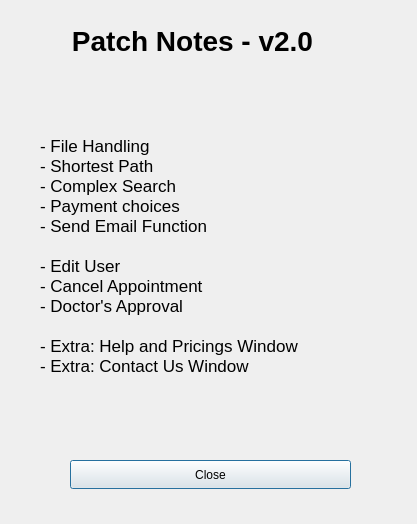
Before: the Qt Designer form patchnoteswindow.ui in KirolousFouty/Hospital_Project, drawn with Qt 5.
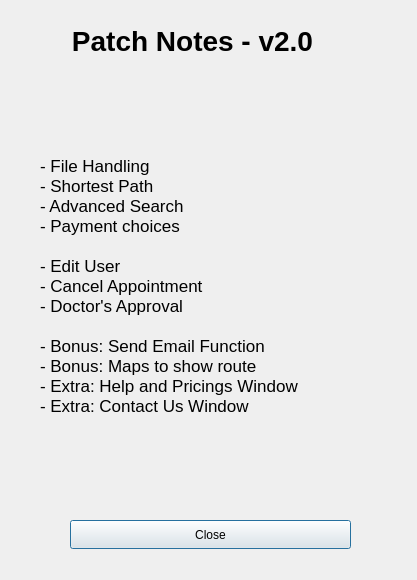
After: the same form once the commit is applied.

Commit message: - Created and implemented ShortestPathWindow by A* - Used Maps to show the route to hospital

```diff
--- a/patchnoteswindow.ui
+++ b/patchnoteswindow.ui
@@ -7,7 +7,7 @@
     <x>0</x>
     <y>0</y>
     <width>417</width>
-    <height>524</height>
+    <height>580</height>
    </rect>
   </property>
   <property name="windowTitle">
@@ -41,7 +41,7 @@
      <x>40</x>
      <y>70</y>
      <width>341</width>
-     <height>371</height>
+     <height>431</height>
     </rect>
    </property>
    <property name="font">
@@ -52,14 +52,15 @@
    <property name="text">
     <string>- File Handling
 - Shortest Path
-- Complex Search
+- Advanced Search
 - Payment choices
-- Send Email Function
 
 - Edit User
 - Cancel Appointment
 - Doctor's Approval
 
+- Bonus: Send Email Function
+- Bonus: Maps to show route
 - Extra: Help and Pricings Window
 - Extra: Contact Us Window</string>
    </property>
@@ -68,7 +69,7 @@
    <property name="geometry">
     <rect>
      <x>70</x>
-     <y>460</y>
+     <y>520</y>
      <width>281</width>
      <height>29</height>
     </rect>
```
The commit also changes 19 other files.
